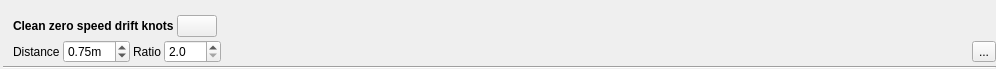
Above: src/qmapshack/gis/trk/filter/IFilterZeroSpeedDriftCleaner.ui from Maproom/qmapshack before the change. Below: the same form after it.
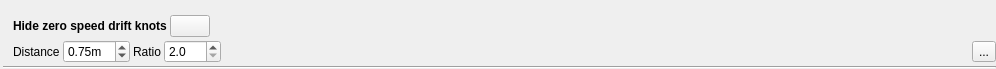
That is the form after the change. Icons and pictures are not drawn.

Commit message: Added help text and code comments

The edit to the form file:
```diff
--- a/src/qmapshack/gis/trk/filter/IFilterZeroSpeedDriftCleaner.ui
+++ b/src/qmapshack/gis/trk/filter/IFilterZeroSpeedDriftCleaner.ui
@@ -149,7 +149,7 @@
         <bool>true</bool>
        </property>
        <property name="text">
-        <string>Clean zero speed drift knots</string>
+        <string>Hide zero speed drift knots</string>
        </property>
       </widget>
      </item>
```
The commit also changes 2 other files.
